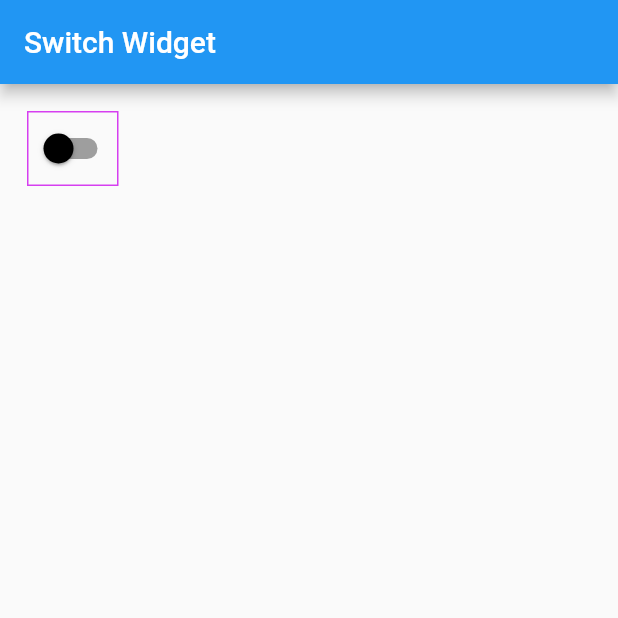
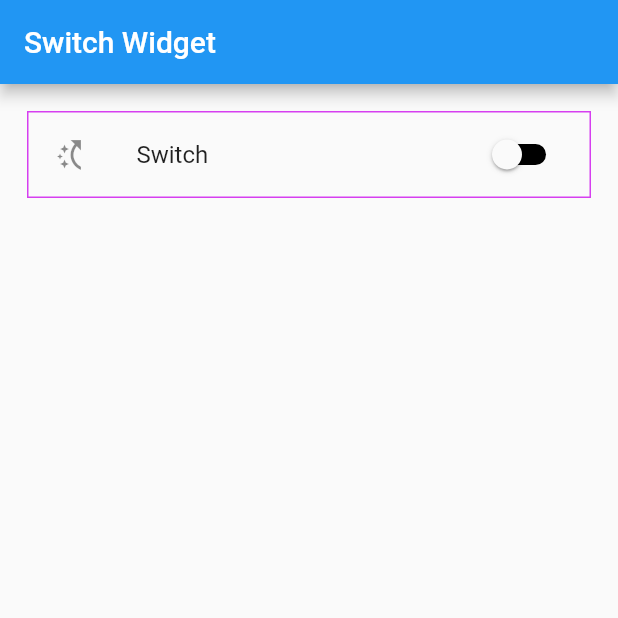
Before and after one commit to rafisgithub/flutter, a Flutter app: the screen it shows after launch, on a phone screen of 412 x 824 dp, the top half of it. Run offline on Flutter 3.47's test engine with Material 2 defaults, Android fonts, the phone set to English and light mode, and no system bars.

Commit message:
All about SwitchListTile

```diff
--- a/lib/main.dart
+++ b/lib/main.dart
@@ -17,7 +17,7 @@ class MyApp extends StatefulWidget {
 }
 
 class _MyAppState extends State<MyApp> {
-  var _value = false;
+  var _slvalue = false;
 
   @override
   Widget build(BuildContext context) {
@@ -27,17 +27,20 @@ class _MyAppState extends State<MyApp> {
         decoration: BoxDecoration(
           border: Border.all(color: Color.fromARGB(193, 202, 3, 237)),
         ),
-        child: Switch(
-          value: _value,
+        child: SwitchListTile(
+          value: _slvalue,
           onChanged: (value){
             setState(() {
-              _value = value;
+              _slvalue = value;
             });
           },
           activeColor: Colors.pink,
-          inactiveThumbColor: Colors.black,
-          activeTrackColor: Colors.pink,
-          inactiveTrackColor: Colors.grey,
+          activeTrackColor: Colors.yellow,
+          inactiveTrackColor: Colors.black,
+
+          title: Text("Switch"),
+          secondary: Icon(Icons.switch_access_shortcut),
+          selected: _slvalue,
         ),
       ),
     );
```
